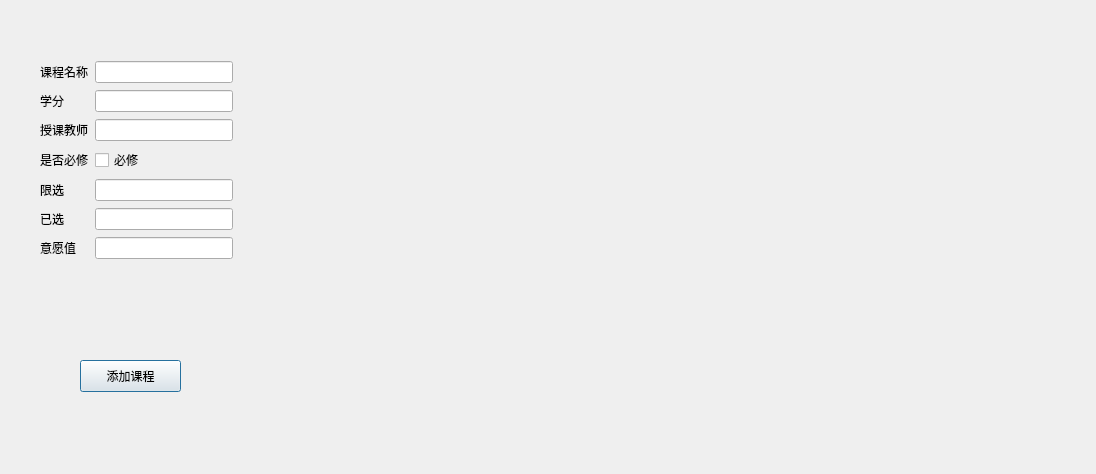
jiangruizhang/EasyElective, file MainProject2/addcourses.ui: the form before one commit.
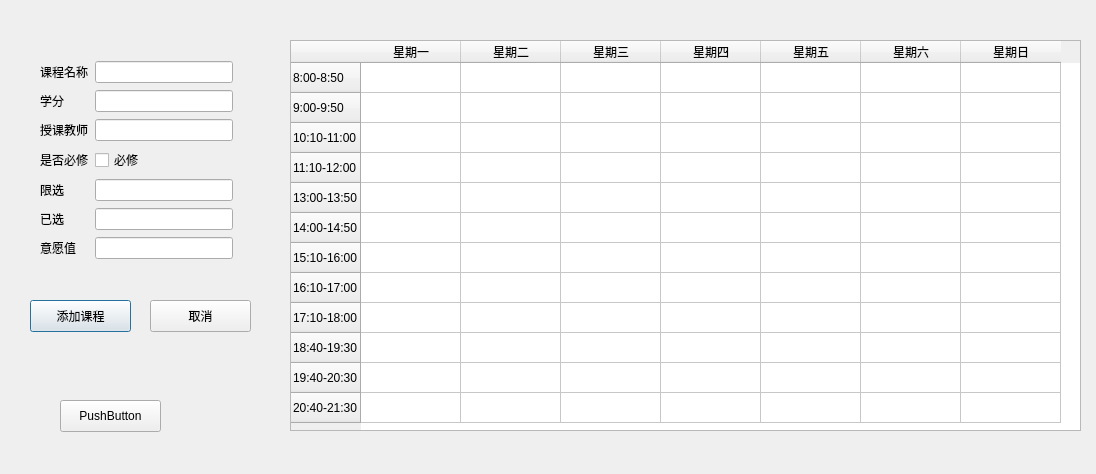
The form after the commit.

```diff
--- a/MainProject2/addcourses.ui
+++ b/MainProject2/addcourses.ui
@@ -102,8 +102,8 @@
   <widget class="QPushButton" name="confirmButton">
    <property name="geometry">
     <rect>
-     <x>80</x>
-     <y>360</y>
+     <x>30</x>
+     <y>300</y>
      <width>101</width>
      <height>32</height>
     </rect>
@@ -112,6 +112,143 @@
     <string>添加课程</string>
    </property>
   </widget>
+  <widget class="QTableWidget" name="courseSchedule">
+   <property name="geometry">
+    <rect>
+     <x>290</x>
+     <y>40</y>
+     <width>791</width>
+     <height>391</height>
+    </rect>
+   </property>
+   <property name="rowCount">
+    <number>12</number>
+   </property>
+   <property name="columnCount">
+    <number>7</number>
+   </property>
+   <row>
+    <property name="text">
+     <string>8:00-8:50</string>
+    </property>
+   </row>
+   <row>
+    <property name="text">
+     <string>9:00-9:50</string>
+    </property>
+   </row>
+   <row>
+    <property name="text">
+     <string>10:10-11:00</string>
+    </property>
+   </row>
+   <row>
+    <property name="text">
+     <string>11:10-12:00</string>
+    </property>
+   </row>
+   <row>
+    <property name="text">
+     <string>13:00-13:50</string>
+    </property>
+   </row>
+   <row>
+    <property name="text">
+     <string>14:00-14:50</string>
+    </property>
+   </row>
+   <row>
+    <property name="text">
+     <string>15:10-16:00</string>
+    </property>
+   </row>
+   <row>
+    <property name="text">
+     <string>16:10-17:00</string>
+    </property>
+   </row>
+   <row>
+    <property name="text">
+     <string>17:10-18:00</string>
+    </property>
+   </row>
+   <row>
+    <property name="text">
+     <string>18:40-19:30</string>
+    </property>
+   </row>
+   <row>
+    <property name="text">
+     <string>19:40-20:30</string>
+    </property>
+   </row>
+   <row>
+    <property name="text">
+     <string>20:40-21:30</string>
+    </property>
+   </row>
+   <column>
+    <property name="text">
+     <string>星期一</string>
+    </property>
+   </column>
+   <column>
+    <property name="text">
+     <string>星期二</string>
+    </property>
+   </column>
+   <column>
+    <property name="text">
+     <string>星期三</string>
+    </property>
+   </column>
+   <column>
+    <property name="text">
+     <string>星期四</string>
+    </property>
+   </column>
+   <column>
+    <property name="text">
+     <string>星期五</string>
+    </property>
+   </column>
+   <column>
+    <property name="text">
+     <string>星期六</string>
+    </property>
+   </column>
+   <column>
+    <property name="text">
+     <string>星期日</string>
+    </property>
+   </column>
+  </widget>
+  <widget class="QPushButton" name="cancel">
+   <property name="geometry">
+    <rect>
+     <x>150</x>
+     <y>300</y>
+     <width>101</width>
+     <height>32</height>
+    </rect>
+   </property>
+   <property name="text">
+    <string>取消</string>
+   </property>
+  </widget>
+  <widget class="QPushButton" name="test">
+   <property name="geometry">
+    <rect>
+     <x>60</x>
+     <y>400</y>
+     <width>101</width>
+     <height>32</height>
+    </rect>
+   </property>
+   <property name="text">
+    <string>PushButton</string>
+   </property>
+  </widget>
  </widget>
  <resources/>
  <connections/>
```
Left out of the diff: 4 changed lines with no effect on the pictures.
